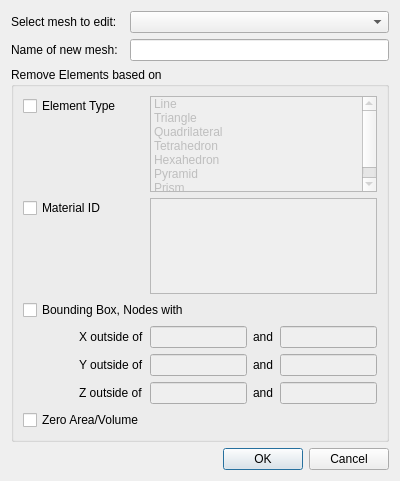
The window that Applications/DataExplorer/DataView/MeshElementRemoval.ui (ufz/ogs) describes before a commit, drawn with Qt 5.
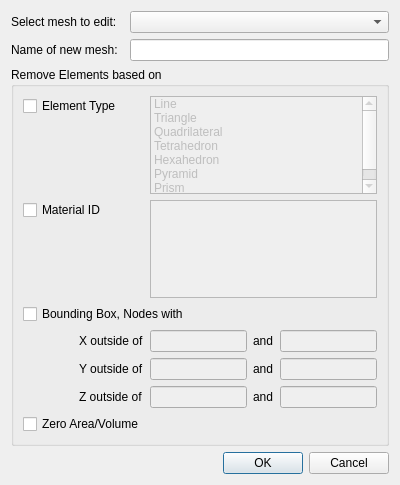
The same window after the commit.

Diff of the .ui file:
```diff
--- a/Applications/DataExplorer/DataView/MeshElementRemoval.ui
+++ b/Applications/DataExplorer/DataView/MeshElementRemoval.ui
@@ -7,9 +7,21 @@
     <x>0</x>
     <y>0</y>
     <width>400</width>
-    <height>481</height>
+    <height>485</height>
    </rect>
   </property>
+  <property name="minimumSize">
+   <size>
+    <width>400</width>
+    <height>485</height>
+   </size>
+  </property>
+  <property name="maximumSize">
+   <size>
+    <width>400</width>
+    <height>485</height>
+   </size>
+  </property>
   <property name="windowTitle">
    <string>Remove Mesh Elements</string>
   </property>
```
